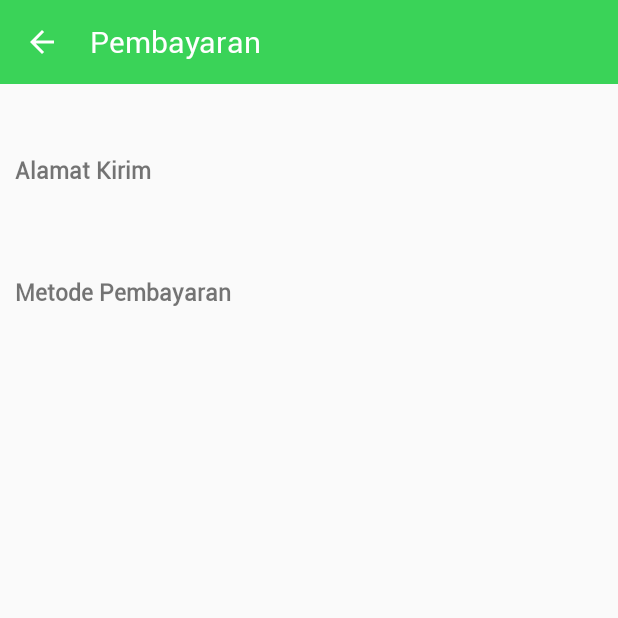
After one commit to fahmialfareza/jastipinaja-android, an Android app: the PaymentActivity screen opened directly, with no data from a screen before it, on a phone screen of 412 x 824 dp, the top half of it. The commit adds this screen. Run offline under Robolectric (Android 15) with nearby library versions, the phone set to English and light mode, and no system bars.

Commit message:
Penambahan layout payment

```diff
--- a/app/src/main/AndroidManifest.xml
+++ b/app/src/main/AndroidManifest.xml
@@ -15,7 +15,8 @@
         android:roundIcon="@mipmap/ic_launcher_round"
         android:supportsRtl="true"
         android:theme="@style/AppTheme">
-        <activity android:name=".ProductBuyActivity"/>
+        <activity android:name=".PaymentActivity"></activity>
+        <activity android:name=".ProductBuyActivity" />
         <activity android:name=".PostAllActivity" />
         <activity android:name=".EditProfileActivity" />
         <activity android:name=".PostingActivity" />
--- /dev/null
+++ b/app/src/main/java/com/dinokeylas/jastipinaja/PaymentActivity.kt
@@ -0,0 +1,11 @@
+package com.dinokeylas.jastipinaja
+
+import androidx.appcompat.app.AppCompatActivity
+import android.os.Bundle
+
+class PaymentActivity : AppCompatActivity() {
+    override fun onCreate(savedInstanceState: Bundle?) {
+        super.onCreate(savedInstanceState)
+        setContentView(R.layout.activity_payment)
+    }
+}
--- a/app/src/main/res/layout/activity_detail_product.xml
+++ b/app/src/main/res/layout/activity_detail_product.xml
@@ -19,7 +19,6 @@
             android:layout_width="match_parent"
             android:layout_height="match_parent"
             android:fitsSystemWindows="true"
-            android:padding="8dp"
             app:expandedTitleMarginEnd="64dp"
             app:expandedTitleMarginStart="48dp"
             app:layout_behavior="@string/appbar_scrolling_view_behavior"
--- /dev/null
+++ b/app/src/main/res/layout/activity_payment.xml
@@ -0,0 +1,79 @@
+<?xml version="1.0" encoding="utf-8"?>
+<LinearLayout xmlns:android="http://schemas.android.com/apk/res/android"
+    xmlns:app="http://schemas.android.com/apk/res-auto"
+    xmlns:tools="http://schemas.android.com/tools"
+    android:layout_width="match_parent"
+    android:layout_height="match_parent"
+    android:orientation="vertical"
+    tools:context=".PaymentActivity">
+
+    <com.google.android.material.appbar.AppBarLayout
+        android:layout_width="match_parent"
+        android:layout_height="wrap_content"
+        android:elevation="0dp"
+        android:theme="@style/ThemeOverlay.AppCompat.Dark.ActionBar"
+        app:elevation="0dp">
+
+        <androidx.appcompat.widget.Toolbar
+            android:id="@+id/mToolbar"
+            android:layout_width="match_parent"
+            android:layout_height="?attr/actionBarSize"
+            app:contentInsetStart="0dp"
+            app:contentInsetStartWithNavigation="0dp"
+            app:navigationIcon="?attr/homeAsUpIndicator"
+            app:title="Pembayaran" />
+    </com.google.android.material.appbar.AppBarLayout>
+
+    <androidx.core.widget.NestedScrollView
+        android:layout_width="match_parent"
+        android:layout_height="wrap_content">
+
+        <LinearLayout
+            android:layout_width="match_parent"
+            android:layout_height="wrap_content"
+            android:orientation="vertical"
+            android:padding="10dp">
+
+            <TextView
+                android:id="@+id/tvTotalTagihan"
+                android:layout_width="wrap_content"
+                android:layout_height="wrap_content"
+                android:layout_marginBottom="5dp"
+                android:textSize="15sp"
+                android:textStyle="bold"
+                tools:text="Total Tagihan" />
+
+            <TextView
+                android:layout_width="wrap_content"
+                android:layout_height="wrap_content"
+                android:layout_marginTop="10dp"
+                android:layout_marginBottom="5dp"
+                android:text="@string/label_alamat_kirim"
+                android:textSize="15sp"
+                android:textStyle="bold" />
+
+            <TextView
+                android:id="@+id/tvAlamatKirim"
+                android:layout_width="wrap_content"
+                android:layout_height="wrap_content"
+                android:layout_marginTop="10dp"
+                android:layout_marginBottom="5dp"
+                android:textSize="14sp"/>
+
+            <TextView
+                android:layout_width="wrap_content"
+                android:layout_height="wrap_content"
+                android:layout_marginTop="20dp"
+                android:text="@string/label_metode_pembayaran"
+                android:layout_marginBottom="5dp"
+                android:textSize="15sp"
+                android:textStyle="bold"/>
+
+            <androidx.recyclerview.widget.RecyclerView
+                android:id="@+id/rvPaymentMethod"
+                android:layout_width="match_parent"
+                android:layout_height="wrap_content"/>
+
+        </LinearLayout>
+    </androidx.core.widget.NestedScrollView>
+</LinearLayout>
--- a/app/src/main/res/layout/activity_product_buy.xml
+++ b/app/src/main/res/layout/activity_product_buy.xml
@@ -20,7 +20,6 @@
             android:layout_width="match_parent"
             android:layout_height="match_parent"
             android:fitsSystemWindows="true"
-            android:padding="8dp"
             app:expandedTitleMarginEnd="64dp"
             app:expandedTitleMarginStart="48dp"
             app:layout_behavior="@string/appbar_scrolling_view_behavior"
--- a/app/src/main/res/values/strings.xml
+++ b/app/src/main/res/values/strings.xml
@@ -97,6 +97,7 @@
     <string name="product_price">Harga Barang (Rp)</string>
     <string name="label_alamat_kirim">Alamat Kirim</string>
     <string name="next_to_pay">Lanjutkan Ke Pembayaran</string>
+    <string name="label_metode_pembayaran">Metode Pembayaran</string>
 
     <string-array name="category">
         <item>Fashion dan Aksesoris</item>
```
Also changed, not shown: app/src/main/res/layout/list_item_payment.xml (added, +34 -0 lines).
